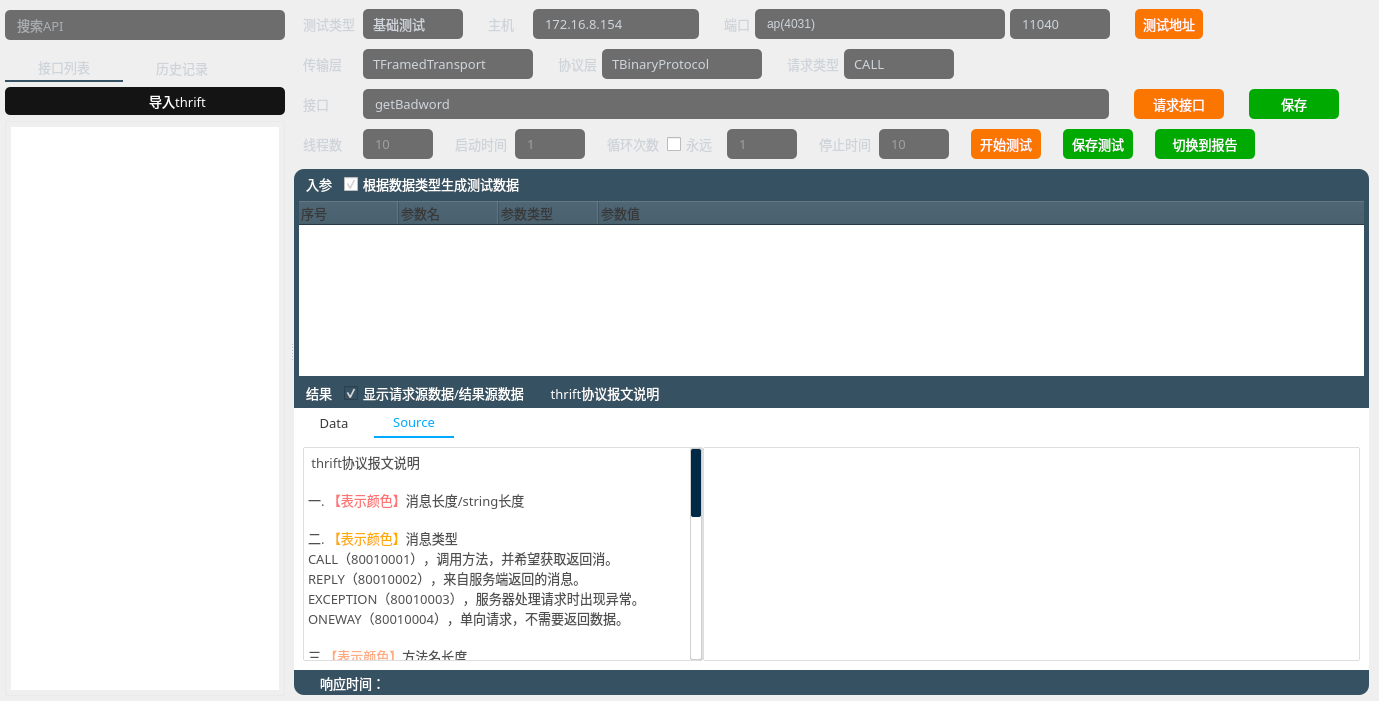
HuaGouFdog/Fdog-Kit, file source/thriftwidget.ui: the form before one commit.
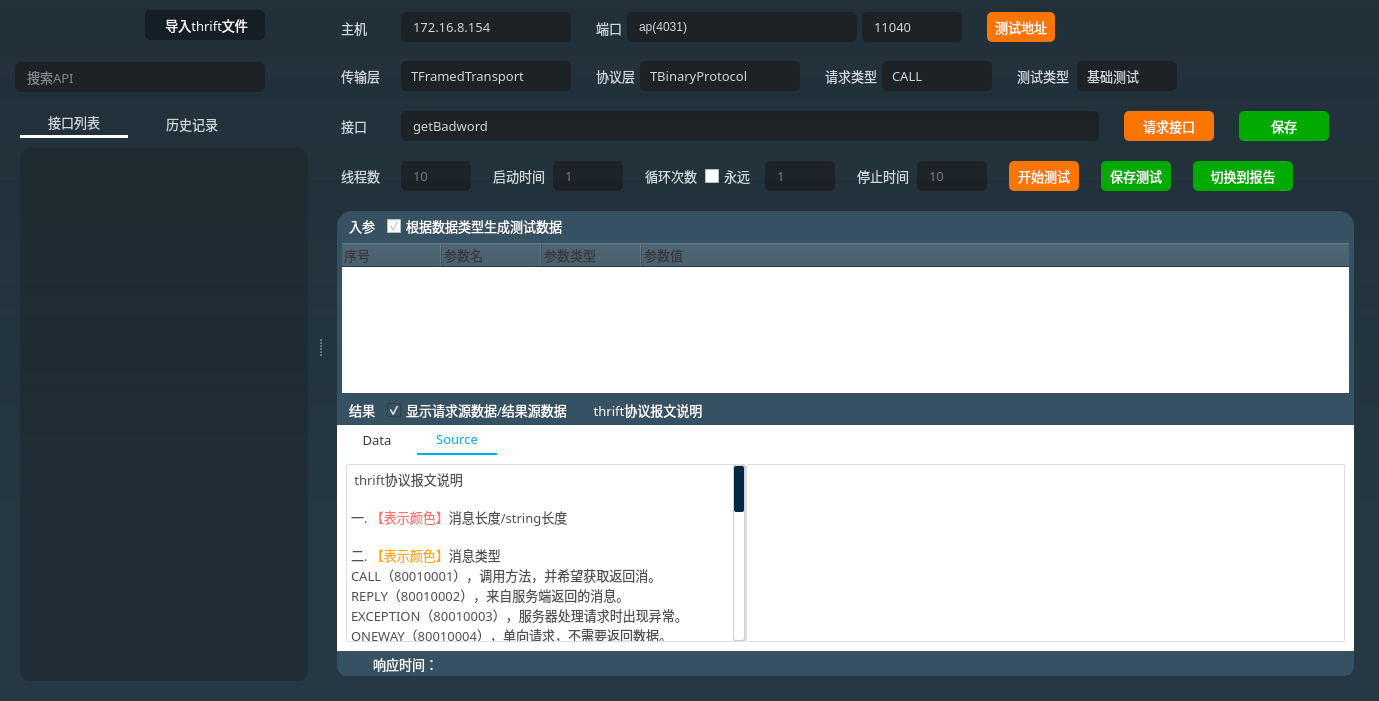
The form after the commit. The open tabs and pages were chosen to show the change. Icons and pictures are not drawn.

Commit message: 优化界面UI，修复有几率解析thrift异常

Patch:
```diff
--- a/source/thriftwidget.ui
+++ b/source/thriftwidget.ui
@@ -21,7 +21,12 @@
    <string>Form</string>
   </property>
   <property name="styleSheet">
-   <string notr="true">QToolTip {
+   <string notr="true">
+#thriftwidget{
+background-color: qlineargradient(spread:pad, x1:1, y1:0, x2:1, y2:0.733682, stop:0 rgba(30, 45, 54, 225), stop:1 rgba(37, 56, 67, 255));
+}
+
+QToolTip {
 color:#ced4da;
 background-color: rgb(108, 117, 125, 65);
 border-radius: 2px;
@@ -72,16 +77,16 @@
     <number>0</number>
    </property>
    <property name="leftMargin">
-    <number>0</number>
+    <number>10</number>
    </property>
    <property name="topMargin">
     <number>0</number>
    </property>
    <property name="rightMargin">
-    <number>0</number>
+    <number>5</number>
    </property>
    <property name="bottomMargin">
-    <number>0</number>
+    <number>10</number>
    </property>
    <item>
     <widget class="QSplitter" name="splitter_3">
@@ -160,25 +165,31 @@
       </property>
       <layout class="QVBoxLayout" name="verticalLayout_5">
        <property name="spacing">
-        <number>9</number>
+        <number>8</number>
        </property>
        <property name="leftMargin">
         <number>5</number>
        </property>
        <property name="topMargin">
-        <number>5</number>
+        <number>0</number>
        </property>
        <property name="rightMargin">
         <number>5</number>
        </property>
        <property name="bottomMargin">
-        <number>0</number>
+        <number>5</number>
        </property>
        <item>
         <widget class="QWidget" name="widget_9" native="true">
-         <layout class="QVBoxLayout" name="verticalLayout_3">
+         <property name="minimumSize">
+          <size>
+           <width>0</width>
+           <height>44</height>
+          </size>
+         </property>
+         <layout class="QHBoxLayout" name="horizontalLayout_7">
           <property name="spacing">
-           <number>0</number>
+           <number>30</number>
           </property>
           <property name="leftMargin">
            <number>0</number>
@@ -190,19 +201,131 @@
            <number>0</number>
           </property>
           <property name="bottomMargin">
-           <number>5</number>
+           <number>0</number>
+          </property>
+          <item>
+           <widget class="QWidget" name="widget_7" native="true">
+            <property name="minimumSize">
+             <size>
+              <width>100</width>
+              <height>40</height>
+             </size>
+            </property>
+            <property name="maximumSize">
+             <size>
+              <width>100</width>
+              <height>40</height>
+             </size>
+            </property>
+            <property name="styleSheet">
+             <string notr="true">image: url(:/lib/Thrift.png);</string>
+            </property>
+           </widget>
+          </item>
+          <item>
+           <widget class="QToolButton" name="toolButton_inportFile">
+            <property name="sizePolicy">
+             <sizepolicy hsizetype="Expanding" vsizetype="Fixed">
+              <horstretch>0</horstretch>
+              <verstretch>0</verstretch>
+             </sizepolicy>
+            </property>
+            <property name="minimumSize">
+             <size>
+              <width>120</width>
+              <height>30</height>
+             </size>
+            </property>
+            <property name="maximumSize">
+             <size>
+              <width>120</width>
+              <height>30</height>
+             </size>
+            </property>
+            <property name="font">
+             <font>
+              <family>OPPOSans B</family>
+              <pointsize>10</pointsize>
+              <stylestrategy>PreferAntialias</stylestrategy>
+             </font>
+            </property>
+            <property name="styleSheet">
+             <string notr="true">QToolButton {
+	color: rgb(255, 255, 255);
+	
+	background-color: rgb(20, 30, 36);
+	border-radius: 5px;
+}
+
+QToolButton::menu-indicator { 
+	image: None;
+}
+ 
+QToolButton:hover {
+	color: rgb(255, 255, 255);
+	/*background-color: rgba(20, 20, 20,0);*/
+}</string>
+            </property>
+            <property name="text">
+             <string> 导入thrift文件</string>
+            </property>
+            <property name="icon">
+             <iconset resource="lib.qrc">
+              <normaloff>:/lib/inport.png</normaloff>:/lib/inport.png</iconset>
+            </property>
+            <property name="iconSize">
+             <size>
+              <width>13</width>
+              <height>13</height>
+             </size>
+            </property>
+            <property name="toolButtonStyle">
+             <enum>Qt::ToolButtonTextBesideIcon</enum>
+            </property>
+           </widget>
+          </item>
+          <item>
+           <spacer name="horizontalSpacer_23">
+            <property name="orientation">
+             <enum>Qt::Horizontal</enum>
+            </property>
+            <property name="sizeHint" stdset="0">
+             <size>
+              <width>40</width>
+              <height>20</height>
+             </size>
+            </property>
+           </spacer>
+          </item>
+         </layout>
+        </widget>
+       </item>
+       <item>
+        <widget class="QWidget" name="widget_8" native="true">
+         <property name="minimumSize">
+          <size>
+           <width>0</width>
+           <height>40</height>
+          </size>
+         </property>
+         <layout class="QHBoxLayout" name="horizontalLayout_14">
+          <property name="leftMargin">
+           <number>0</number>
+          </property>
+          <property name="rightMargin">
+           <number>0</number>
           </property>
           <item>
            <widget class="QLineEdit" name="lineEdit_find">
             <property name="minimumSize">
              <size>
-              <width>0</width>
+              <width>250</width>
               <height>30</height>
              </size>
             </property>
             <property name="maximumSize">
              <size>
-              <width>16777215</width>
+              <width>250</width>
               <height>30</height>
              </size>
             </property>
@@ -229,6 +352,19 @@
             </property>
            </widget>
           </item>
+          <item>
+           <spacer name="horizontalSpacer_24">
+            <property name="orientation">
+             <enum>Qt::Horizontal</enum>
+            </property>
+            <property name="sizeHint" stdset="0">
+             <size>
+              <width>40</width>
+              <height>20</height>
+             </size>
+            </property>
+           </spacer>
+          </item>
          </layout>
         </widget>
        </item>
@@ -266,17 +402,17 @@
 	color:#ced4da;    /*设置tab中的文本的颜色*/
 	border-top-left-radius: 5px;    /*设置tab的边框的圆角（左上圆角）*/
 	border-top-right-radius: 5px;    /*设置tab的边框的圆角（右上圆角）*/
-	width:110px;
+	width:100px;
 	padding: 4px;
-	margin-right:0px;
-	margin-left: 0px;
+	margin-right:5px;
+	margin-left: 5px;
 }
  
 /*设置TabWidget中QTabBar的tab被选中时的样式*/
 QTabBar::tab:selected{
 	/*background-color: #0B0E11;*/
 	background-color: rgb(108, 117, 125, 0);
-	border-bottom: 2px solid rgb(54, 81, 97)
+	border-bottom: 3px solid rgb(255, 255, 255);
 }
  
 /*设置TabWidget中鼠标悬浮在QTabBar的tab上，但未选中该Tab的样式*/
@@ -325,80 +461,17 @@
             <number>6</number>
            </property>
            <property name="leftMargin">
-            <number>0</number>
+            <number>5</number>
            </property>
            <property name="topMargin">
-            <number>5</number>
+            <number>10</number>
            </property>
            <property name="rightMargin">
-            <number>0</number>
+            <number>5</number>
            </property>
            <property name="bottomMargin">
             <number>5</number>
            </property>
-           <item>
-            <widget class="QToolButton" name="toolButton_inportFile">
-             <property name="sizePolicy">
-              <sizepolicy hsizetype="Expanding" vsizetype="Fixed">
-               <horstretch>0</horstretch>
-               <verstretch>0</verstretch>
-              </sizepolicy>
-             </property>
-             <property name="minimumSize">
-              <size>
-               <width>180</width>
-               <height>28</height>
-              </size>
-             </property>
-             <property name="maximumSize">
-              <size>
-               <width>16777215</width>
-               <height>28</height>
-              </size>
-             </property>
-             <property name="font">
-              <font>
-               <family>OPPOSans B</family>
-               <pointsize>10</pointsize>
-               <stylestrategy>PreferAntialias</stylestrategy>
-              </font>
-             </property>
-             <property name="styleSheet">
-              <string notr="true">QToolButton {
-	color: rgb(255, 255, 255);
-	padding-left:65px;
-	
-	background-color: rgb(20, 20, 20);
-	border-radius: 5px;
-}
-
-QToolButton::menu-indicator { 
-	image: None;
-}
- 
-QToolButton:hover {
-	color: rgb(255, 255, 255);
-	background-color: rgb(20, 20, 20);
-}</string>
-             </property>
-             <property name="text">
-              <string>导入thrift</string>
-             </property>
-             <property name="icon">
-              <iconset resource="lib.qrc">
-               <normaloff>:/lib/inport.png</normaloff>:/lib/inport.png</iconset>
-             </property>
-             <property name="iconSize">
-              <size>
-               <width>13</width>
-               <height>13</height>
-              </size>
-             </property>
-             <property name="toolButtonStyle">
-              <enum>Qt::ToolButtonTextBesideIcon</enum>
-             </property>
-            </widget>
-           </item>
            <item>
             <widget class="QTreeWidget" name="treeWidget_api">
              <property name="font">
@@ -410,13 +483,14 @@
              </property>
              <property name="styleSheet">
               <string notr="true">QTreeWidget{
-border: 1px solid rgba(212, 212, 212, 50);
-border-radius: 2px;
+background-color: rgba(25, 25, 25, 80);
+border: 0px solid rgba(212, 212, 212, 50);
+border-radius: 10px;
 padding:5px;
 }
 
 QTreeWidget::item {
-    height: 22px; /* 设置行高为50像素 */
+    height: 25px; /* 设置行高为50像素 */
 }
 
 QScrollBar::horizontal{
@@ -588,23 +662,29 @@
         <number>10</number>
        </property>
        <property name="leftMargin">
-        <number>0</number>
+        <number>10</number>
        </property>
        <property name="topMargin">
         <number>6</number>
        </property>
        <property name="rightMargin">
-        <number>10</number>
+        <number>15</number>
        </property>
        <property name="bottomMargin">
-        <number>6</number>
+        <number>10</number>
        </property>
        <item>
         <widget class="QWidget" name="widget_6" native="true">
+         <property name="minimumSize">
+          <size>
+           <width>0</width>
+           <height>40</height>
+          </size>
+         </property>
          <property name="maximumSize">
           <size>
            <width>16777215</width>
-           <height>33</height>
+           <height>40</height>
           </size>
          </property>
          <property name="styleSheet">
@@ -673,92 +753,17 @@
           <property name="bottomMargin">
            <number>0</number>
           </property>
-          <item>
-           <widget class="QLabel" name="label_14">
-            <property name="minimumSize">
-             <size>
-              <width>55</width>
-              <height>0</height>
-             </size>
-            </property>
-            <property name="maximumSize">
-             <size>
-              <width>55</width>
-              <height>16777215</height>
-             </size>
-            </property>
-            <property name="font">
-             <font>
-              <family>OPPOSans B</family>
-              <pointsize>10</pointsize>
-              <stylestrategy>PreferAntialias</stylestrategy>
-             </font>
-            </property>
-            <property name="styleSheet">
-             <string notr="true">color:#ced4da;</string>
-            </property>
-            <property name="text">
-             <string>测试类型</string>
-            </property>
-           </widget>
-          </item>
-          <item>
-           <widget class="QComboBox" name="comboBox_testType">
-            <property name="minimumSize">
-             <size>
-              <width>100</width>
-              <height>30</height>
-             </size>
-            </property>
-            <property name="font">
-             <font>
-              <family>OPPOSans B</family>
-              <pointsize>10</pointsize>
-              <stylestrategy>PreferAntialias</stylestrategy>
-             </font>
-            </property>
-            <property name="styleSheet">
-             <string notr="true">color:#ced4da;</string>
-            </property>
-            <item>
-             <property name="text">
-              <string>基础测试</string>
-             </property>
-            </item>
-            <item>
-             <property name="text">
-              <string>性能测试</string>
-             </property>
-            </item>
-           </widget>
-          </item>
-          <item>
-           <spacer name="horizontalSpacer_16">
-            <property name="orientation">
-             <enum>Qt::Horizontal</enum>
-            </property>
-            <property name="sizeType">
-             <enum>QSizePolicy::Fixed</enum>
-            </property>
-            <property name="sizeHint" stdset="0">
-             <size>
-              <width>20</width>
-              <height>20</height>
-             </size>
-            </property>
-           </spacer>
-          </item>
           <item>
            <widget class="QLabel" name="label_2">
             <property name="minimumSize">
              <size>
-              <width>40</width>
+              <width>55</width>
               <height>0</height>
              </size>
             </property>
             <property name="maximumSize">
              <size>
-              <width>40</width>
+              <width>55</width>
               <height>16777215</height>
              </size>
             </property>
@@ -787,7 +792,7 @@
             </property>
             <property name="maximumSize">
              <size>
-              <width>500</width>
+              <width>170</width>
               <height>16777215</height>
              </size>
             </property>
@@ -866,13 +871,13 @@
             </property>
             <property name="minimumSize">
              <size>
-              <width>250</width>
+              <width>230</width>
               <height>30</height>
              </size>
             </property>
             <property name="maximumSize">
              <size>
-              <width>250</width>
+              <width>230</width>
               <height>16777215</height>
              </size>
             </property>
@@ -1196,6 +1201,7 @@
              <string notr="true">QToolButton {
 	font: 10pt &quot;OPPOSans B&quot;;
 	color: rgb(255, 255, 255);
+	
 	background-color: rgb(250, 118, 0);
 	border-radius: 5px;
 }
@@ -1207,7 +1213,7 @@
  
 QToolButton:hover {
 	color: rgb(255, 255, 255);
-	background-color: rgb(250, 118, 0);
+	background-color: rgb(0, 170, 255);
 }</string>
             </property>
             <property name="text">
@@ -1240,10 +1246,16 @@
        </item>
        <item>
         <widget class="QWidget" name="horizontalWidget_2" native="true">
+         <property name="minimumSize">
+          <size>
+           <width>0</width>
+           <height>40</height>
+          </size>
+         </property>
          <property name="maximumSize">
           <size>
            <width>16777215</width>
-           <height>33</height>
+           <height>40</height>
           </size>
          </property>
          <property name="styleSheet">
@@ -1505,6 +1517,81 @@
             </item>
            </widget>
           </item>
+          <item>
+           <spacer name="horizontalSpacer_16">
+            <property name="orientation">
+             <enum>Qt::Horizontal</enum>
+            </property>
+            <property name="sizeType">
+             <enum>QSizePolicy::Fixed</enum>
+            </property>
+            <property name="sizeHint" stdset="0">
+             <size>
+              <width>20</width>
+              <height>20</height>
+             </size>
+            </property>
+           </spacer>
+          </item>
+          <item>
+           <widget class="QLabel" name="label_14">
+            <property name="minimumSize">
+             <size>
+              <width>55</width>
+              <height>0</height>
+             </size>
+            </property>
+            <property name="maximumSize">
+             <size>
+              <width>55</width>
+              <height>16777215</height>
+             </size>
+            </property>
+            <property name="font">
+             <font>
+              <family>OPPOSans B</family>
+              <pointsize>10</pointsize>
+              <stylestrategy>PreferAntialias</stylestrategy>
+             </font>
+            </property>
+            <property name="styleSheet">
+             <string notr="true">color:#ced4da;</string>
+            </property>
+            <property name="text">
+             <string>测试类型</string>
+            </property>
+           </widget>
+          </item>
+          <item>
+           <widget class="QComboBox" name="comboBox_testType">
+            <property name="minimumSize">
+             <size>
+              <width>100</width>
+              <height>30</height>
+             </size>
+            </property>
+            <property name="font">
+             <font>
+              <family>OPPOSans B</family>
+              <pointsize>10</pointsize>
+              <stylestrategy>PreferAntialias</stylestrategy>
+             </font>
+            </property>
+            <property name="styleSheet">
+             <string notr="true">color:#ced4da;</string>
+            </property>
+            <item>
+             <property name="text">
+              <string>基础测试</string>
+             </property>
+            </item>
+            <item>
+             <property name="text">
+              <string>性能测试</string>
+             </property>
+            </item>
+           </widget>
+          </item>
           <item>
            <spacer name="horizontalSpacer_9">
             <property name="orientation">
@@ -1526,10 +1613,16 @@
        </item>
        <item>
         <widget class="QWidget" name="horizontalWidget" native="true">
+         <property name="minimumSize">
+          <size>
+           <width>0</width>
+           <height>40</height>
+          </size>
+         </property>
          <property name="maximumSize">
           <size>
            <width>16777215</width>
-           <height>30</height>
+           <height>40</height>
           </size>
          </property>
          <property name="styleSheet">
@@ -1748,7 +1841,13 @@
          <property name="minimumSize">
           <size>
            <width>0</width>
-           <height>30</height>
+           <height>40</height>
+          </size>
+         </property>
+         <property name="maximumSize">
+          <size>
+           <width>16777215</width>
+           <height>40</height>
           </size>
          </property>
          <layout class="QHBoxLayout" name="horizontalLayout_13">
@@ -2376,9 +2475,9 @@
              <property name="handleWidth">
               <number>0</number>
              </property>
-             <widget class="QWidget" name="widget_4" native="true">
+             <widget class="QWidget" name="widget_inparam" native="true">
               <property name="styleSheet">
-               <string notr="true">#widget_4{
+               <string notr="true">#widget_inparam{
 /*border-right:2px solid rgb(54, 81, 97); */
 /*border-left:2px solid rgb(54, 81, 97); */
 /*background-color: rgb(54, 81, 97);*/
@@ -2496,13 +2595,13 @@
                     <number>0</number>
                    </property>
                    <property name="leftMargin">
-                    <number>0</number>
+                    <number>5</number>
                    </property>
                    <property name="topMargin">
-                    <number>0</number>
+                    <number>5</number>
                    </property>
                    <property name="rightMargin">
-                    <number>0</number>
+                    <number>5</number>
                    </property>
                    <property name="bottomMargin">
                     <number>0</number>
@@ -2518,8 +2617,9 @@
                      <property name="styleSheet">
                       <string notr="true">#widget_in_param{
 	background-color: rgb(54, 81, 97);
-	border-top-left-radius: 10px;
-	border-top-right-radius: 10px;
+	border-top-left-radius: 15px;
+	border-top-right-radius: 15px;
+	border: 0px solid rgba(212, 212, 212, 50);
 }
 
 </string>
@@ -2562,7 +2662,10 @@
                          </font>
                         </property>
                         <property name="styleSheet">
-                         <string notr="true">color: rgb(255, 255, 255);</string>
+                         <string notr="true">color: rgb(255, 255, 255);
+background-color: rgba(255, 255, 255, 0);
+border-top-left-radius: 15px;
+border: 0px solid rgba(212, 212, 212, 50);</string>
                         </property>
                         <property name="text">
                          <string>入参</string>
@@ -2840,7 +2943,10 @@
                </item>
               </layout>
              </widget>
-             <widget class="QWidget" name="widget_2" native="true">
+             <widget class="QWidget" name="widget_outparam" native="true">
+              <property name="styleSheet">
+               <string notr="true">color: rgb(113, 113, 113);</string>
+              </property>
               <layout class="QVBoxLayout" name="verticalLayout_6">
                <property name="spacing">
                 <number>0</number>
@@ -2924,16 +3030,16 @@
                    <number>0</number>
                   </property>
                   <property name="leftMargin">
-                   <number>0</number>
+                   <number>5</number>
                   </property>
                   <property name="topMargin">
                    <number>0</number>
                   </property>
                   <property name="rightMargin">
-                   <number>0</number>
+                   <number>5</number>
                   </property>
                   <property name="bottomMargin">
-                   <number>0</number>
+                   <number>5</number>
                   </property>
                   <item>
                    <widget class="QWidget" name="widget_response" native="true">
@@ -3220,7 +3326,7 @@
 }</string>
                         </property>
                         <property name="currentIndex">
-                         <number>0</number>
+                         <number>1</number>
                         </property>
                         <widget class="QWidget" name="tab_3">
                          <property name="sizePolicy">
@@ -3736,6 +3842,22 @@
                      <property name="bottomMargin">
                       <number>3</number>
                      </property>
+                     <item>
+                      <spacer name="horizontalSpacer_29">
+                       <property name="orientation">
+                        <enum>Qt::Horizontal</enum>
+                       </property>
+                       <property name="sizeType">
+                        <enum>QSizePolicy::Fixed</enum>
+                       </property>
+                       <property name="sizeHint" stdset="0">
+                        <size>
+                         <width>10</width>
+                         <height>20</height>
+                        </size>
+                       </property>
+                      </spacer>
+                     </item>
                      <item>
                       <widget class="QLabel" name="label_req">
                        <property name="font">
@@ -3746,7 +3868,10 @@
                         </font>
                        </property>
                        <property name="styleSheet">
-                        <string notr="true"/>
+                        <string notr="true">color: rgb(255, 255, 255);
+background-color: rgba(255, 255, 255, 0);
+border-top-left-radius: 15px;
+border: 0px solid rgba(212, 212, 212, 50);</string>
                        </property>
                        <property name="text">
                         <string/>
```
The commit also changes 37 other files.
